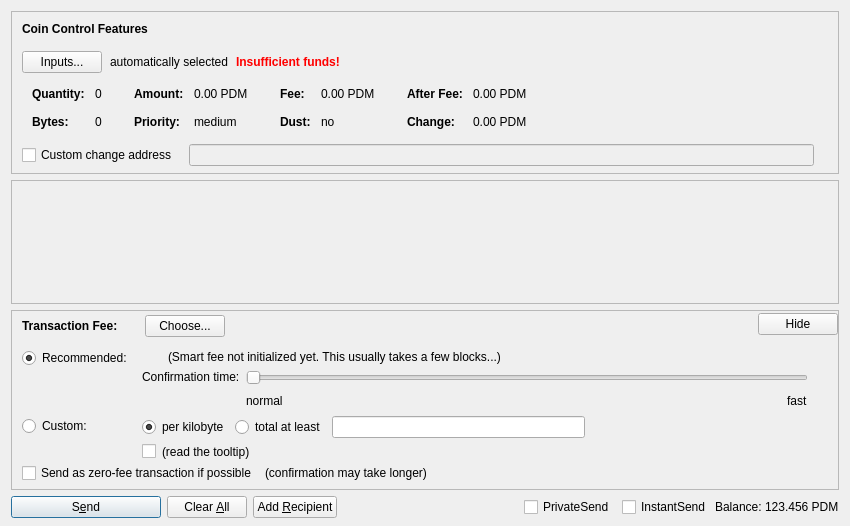
Qt form src/qt/forms/sendcoinsdialog.ui (ParadigmCurrency/Paradigm) before a commit.
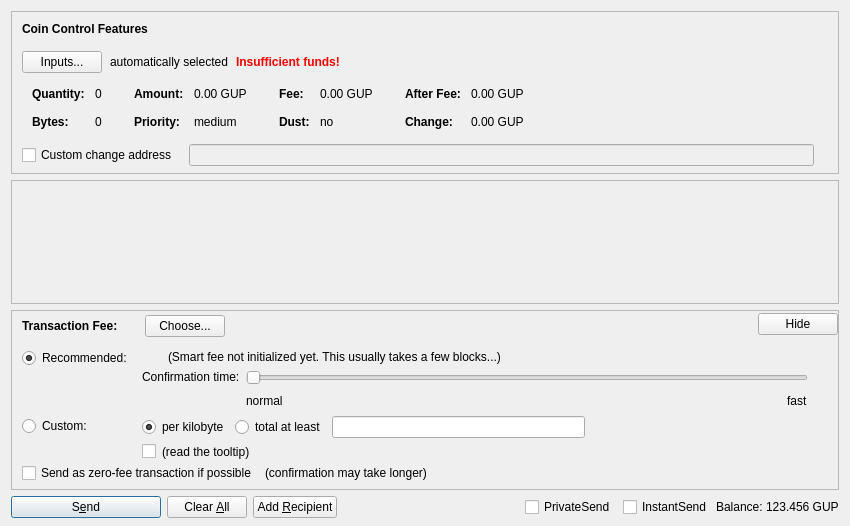
The same form after that commit. Custom widgets are drawn as their Qt base class.

The edit to the form file:
```diff
--- a/src/qt/forms/sendcoinsdialog.ui
+++ b/src/qt/forms/sendcoinsdialog.ui
@@ -324,7 +324,7 @@
                   <enum>Qt::ActionsContextMenu</enum>
                  </property>
                  <property name="text">
-                  <string notr="true">0.00 PDM</string>
+                  <string notr="true">0.00 GUP</string>
                  </property>
                  <property name="textInteractionFlags">
                   <set>Qt::LinksAccessibleByMouse|Qt::TextSelectableByKeyboard|Qt::TextSelectableByMouse</set>
@@ -404,7 +404,7 @@
                   <enum>Qt::ActionsContextMenu</enum>
                  </property>
                  <property name="text">
-                  <string notr="true">0.00 PDM</string>
+                  <string notr="true">0.00 GUP</string>
                  </property>
                  <property name="textInteractionFlags">
                   <set>Qt::LinksAccessibleByMouse|Qt::TextSelectableByKeyboard|Qt::TextSelectableByMouse</set>
@@ -484,7 +484,7 @@
                   <enum>Qt::ActionsContextMenu</enum>
                  </property>
                  <property name="text">
-                  <string notr="true">0.00 PDM</string>
+                  <string notr="true">0.00 GUP</string>
                  </property>
                  <property name="textInteractionFlags">
                   <set>Qt::LinksAccessibleByMouse|Qt::TextSelectableByKeyboard|Qt::TextSelectableByMouse</set>
@@ -513,7 +513,7 @@
                   <enum>Qt::ActionsContextMenu</enum>
                  </property>
                  <property name="text">
-                  <string notr="true">0.00 PDM</string>
+                  <string notr="true">0.00 GUP</string>
                  </property>
                  <property name="textInteractionFlags">
                   <set>Qt::LinksAccessibleByMouse|Qt::TextSelectableByKeyboard|Qt::TextSelectableByMouse</set>
@@ -1366,7 +1366,7 @@
           <cursorShape>IBeamCursor</cursorShape>
          </property>
          <property name="text">
-          <string notr="true">123.456 PDM</string>
+          <string notr="true">123.456 GUP</string>
          </property>
          <property name="textInteractionFlags">
           <set>Qt::LinksAccessibleByMouse|Qt::TextSelectableByKeyboard|Qt::TextSelectableByMouse</set>
```
Left out of the diff: 6 changed lines with no effect on the pictures.
